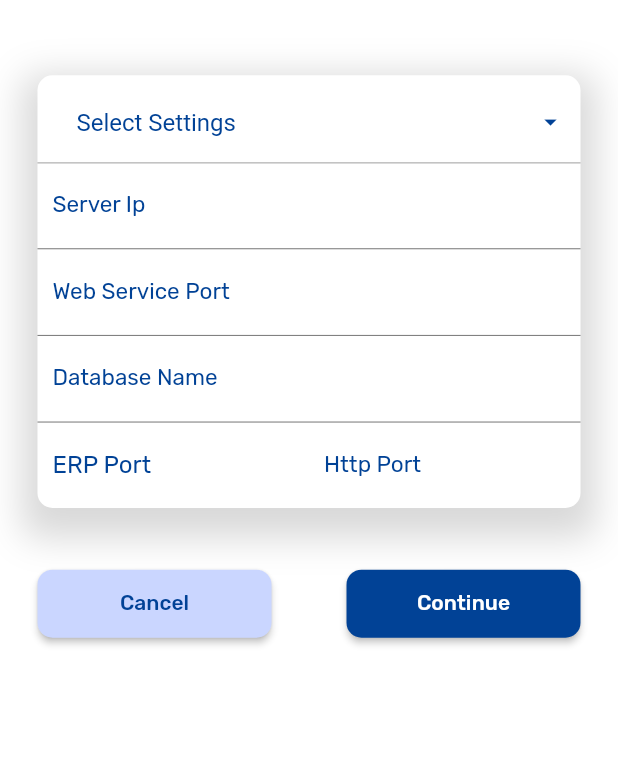
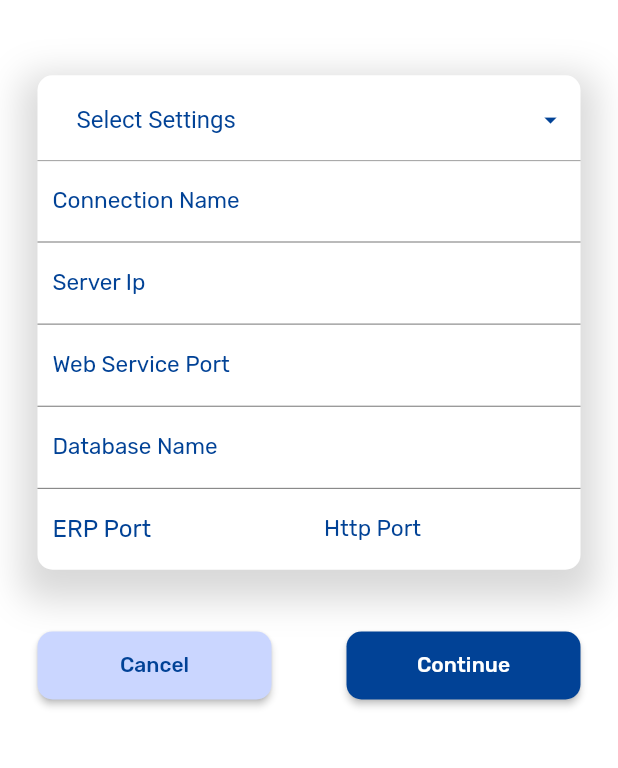
Before and after one commit to fasil2401/Axolon-ERP, a Flutter app: the screen it shows after launch, on a phone screen of 412 x 824 dp, the part 466-1234 px from its top. Run offline on Flutter 3.47's test engine with Material 2 defaults, Android fonts, the phone set to English and light mode, and no system bars; our stand-ins replace dropdown_button2, flutter_svg, get, package_info_plus, shared_preferences, sqflite and 1 more; accounts and stored records are empty.

Commit message:
connection settings configured

```diff
--- a/lib/model/connection_setting_model.dart
+++ b/lib/model/connection_setting_model.dart
@@ -1,5 +1,6 @@
 
 class ConnectionModelImpNames {
+  static const String connectionName = 'connectionName';
   static const String serverIp = 'serverIp';
   static const String webPort = 'webPort';
   static const String httpPort = 'httpPort';
@@ -12,6 +13,7 @@ class ConnectionModelImpNames {
 
 
 class ConnectionModel {
+  String? connectionName;
   String? serverIp;
   String? webPort;
   String? httpPort;
@@ -19,6 +21,7 @@ class ConnectionModel {
   String? databaseName;
 
   ConnectionModel({
+    this.connectionName,
     this.serverIp,
     this.webPort,
     this.httpPort,
@@ -28,6 +31,7 @@ class ConnectionModel {
 
   Map<String, dynamic> toMap() {
     return {
+      'connectionName': connectionName,
       'serverIp': serverIp,
       'webPort': webPort,
       'httpPort': httpPort,
@@ -37,6 +41,7 @@ class ConnectionModel {
   }
 
   ConnectionModel.fromMap(Map<String, dynamic> map) {
+    this.connectionName = map['connectionName'];
     this.serverIp = map['serverIp'];
     this.webPort = map['webPort'];
     this.httpPort = map['httpPort'];
--- a/lib/services/db_helper/db_helper.dart
+++ b/lib/services/db_helper/db_helper.dart
@@ -23,6 +23,7 @@ class DbHelper {
   _onCreate(Database db) async {
     await db.execute('''
     CREATE TABLE ${ConnectionModelImpNames.tableName}(
+        ${ConnectionModelImpNames.connectionName} TEXT,
        ${ConnectionModelImpNames.serverIp} TEXT,
         ${ConnectionModelImpNames.webPort} TEXT,
         ${ConnectionModelImpNames.httpPort} TEXT,
@@ -35,6 +36,7 @@ class DbHelper {
   Future<int> insertSettings(ConnectionModel setting) async {
     Database? db = await DbHelper._database;
     return await db!.insert(ConnectionModelImpNames.tableName, {
+      ConnectionModelImpNames.connectionName: setting.connectionName,
       ConnectionModelImpNames.serverIp: setting.serverIp,
       ConnectionModelImpNames.webPort: setting.webPort,
       ConnectionModelImpNames.httpPort: setting.httpPort,
--- a/lib/utils/shared_preferences/shared_preferneces.dart
+++ b/lib/utils/shared_preferences/shared_preferneces.dart
@@ -2,6 +2,7 @@ import 'package:shared_preferences/shared_preferences.dart';
 
 class UserSimplePreferences {
   static SharedPreferences? _preferences;
+  static const _keyConnectionName = 'connectionName';
   static const _keyServerIp = 'server_ip';
   static const _keyWebPort = 'webPort';
   static const _keyHttpPort = 'httpPort';
@@ -15,6 +16,10 @@ class UserSimplePreferences {
   static Future init() async =>
       _preferences = await SharedPreferences.getInstance();
 
+  static Future setConnectionName(String connectionName) async =>
+      await _preferences!.setString(_keyConnectionName, connectionName);
+
+  static String? getConnectionName() => _preferences!.getString(_keyConnectionName);
 
   static Future setUsername(String userName) async =>
       await _preferences!.setString(_keyUserName, userName);
--- a/lib/view/connection_settings/connection_screen.dart
+++ b/lib/view/connection_settings/connection_screen.dart
@@ -4,6 +4,7 @@ import 'package:axolon_container/controller/ui%20controls/password_controller.da
 import 'package:axolon_container/model/connection_setting_model.dart';
 import 'package:axolon_container/utils/constants/asset_paths.dart';
 import 'package:axolon_container/utils/constants/colors.dart';
+import 'package:axolon_container/utils/shared_preferences/shared_preferneces.dart';
 import 'package:dropdown_button2/dropdown_button2.dart';
 import 'package:flutter/material.dart';
 import 'package:get/get.dart';
@@ -22,6 +23,7 @@ class _ConnectionScreenState extends State<ConnectionScreen> {
 
   final localSettingsController = Get.put(LocalSettingsController());
 
+  final _connectiionNameController = TextEditingController();
   final _serverIpController = TextEditingController();
   final _webPortController = TextEditingController();
   final _databaseNameController = TextEditingController();
@@ -32,11 +34,13 @@ class _ConnectionScreenState extends State<ConnectionScreen> {
   void initState() {
     super.initState();
     getLocalSettings();
+    prefillData();
   }
 
   var settingsList = [
     ConnectionModel(
-        serverIp: 'Select Settings',
+        connectionName: 'Select Settings',
+        serverIp: '',
         webPort: '',
         httpPort: '',
         erpPort: '',
@@ -57,17 +61,39 @@ class _ConnectionScreenState extends State<ConnectionScreen> {
 
   selectSettings(ConnectionModel settings) async {
     setState(() {
+      _connectiionNameController.text = settings.connectionName!;
       _serverIpController.text = settings.serverIp!;
       _webPortController.text = settings.webPort!;
       _databaseNameController.text = settings.databaseName!;
       _httpPortController.text = settings.httpPort!;
       _erpPortController.text = settings.erpPort!;
     });
+    await connectionSettingController
+        .getConnectionName(settings.connectionName!);
     await connectionSettingController.getServerIp(settings.serverIp!);
     await connectionSettingController.getWebPort(settings.webPort!);
     await connectionSettingController.getDatabaseName(settings.databaseName!);
     await connectionSettingController.getHttpPort(settings.httpPort!);
     await connectionSettingController.getErpPort(settings.erpPort!);
+    print(connectionSettingController.serverIp.value);
+  }
+
+  prefillData() async {
+    String connectionName =
+        await UserSimplePreferences.getConnectionName() ?? '';
+    String serverIp = await UserSimplePreferences.getServerIp() ?? '';
+    String webPort = await UserSimplePreferences.getWebPort() ?? '';
+    String databaseName = await UserSimplePreferences.getDatabase() ?? '';
+    String httpPort = await UserSimplePreferences.getHttpPort() ?? '';
+    String erpPort = await UserSimplePreferences.getErpPort() ?? '';
+    setState(() {
+      _connectiionNameController.text = connectionName;
+      _serverIpController.text = serverIp;
+      _webPortController.text = webPort;
+      _databaseNameController.text = databaseName;
+      _httpPortController.text = httpPort;
+      _erpPortController.text = erpPort;
+    });
   }
 
   @override
@@ -138,7 +164,7 @@ class _ConnectionScreenState extends State<ConnectionScreen> {
                       /// Text Fields
                       Container(
                         margin: const EdgeInsets.symmetric(horizontal: 25),
-                        height: height * 0.35,
+                        height: height * 0.4,
                         width: MediaQuery.of(context).size.width,
                         decoration: BoxDecoration(
                             color: Colors.white,
@@ -184,7 +210,7 @@ class _ConnectionScreenState extends State<ConnectionScreen> {
                                     (item) => DropdownMenuItem(
                                       value: item,
                                       child: Text(
-                                        item.serverIp!,
+                                        item.connectionName!,
                                         style: const TextStyle(
                                           fontSize: 16,
                                         ),
@@ -193,13 +219,36 @@ class _ConnectionScreenState extends State<ConnectionScreen> {
                                   )
                                   .toList(),
                               onChanged: (value) async {
-                                await connectionSettingController
-                                    .checkIsLocalSettings();
                                 var settings = value as ConnectionModel;
                                 selectSettings(settings);
                               },
                               onSaved: (value) {},
                             ),
+                            TextField(
+                              controller: _connectiionNameController,
+                              style: TextStyle(fontSize: 15),
+                              decoration: InputDecoration(
+                                contentPadding:
+                                    EdgeInsets.symmetric(horizontal: 10),
+                                border: InputBorder.none,
+                                label: Text(
+                                  'Connection Name',
+                                  style: TextStyle(
+                                    color: AppColors.primary,
+                                  ),
+                                ),
+                                isCollapsed: false,
+                                hintStyle: TextStyle(
+                                  fontSize: 14,
+                                  color: Colors.grey,
+                                ),
+                              ),
+                              onChanged: (value) {
+                                connectionSettingController
+                                    .getConnectionName(value);
+                              },
+                            ),
+                            Divider(color: Colors.black54, height: 1),
                             TextField(
                               controller: _serverIpController,
                               style: TextStyle(fontSize: 15),
@@ -246,8 +295,6 @@ class _ConnectionScreenState extends State<ConnectionScreen> {
                               ),
                               onChanged: (value) async {
                                 await connectionSettingController
-                                    .checkIsLocal();
-                                await connectionSettingController
                                     .getWebPort(value);
                               },
                             ),
@@ -272,8 +319,6 @@ class _ConnectionScreenState extends State<ConnectionScreen> {
                                 ),
                               ),
                               onChanged: (value) async {
-                                await connectionSettingController
-                                    .checkIsLocal();
                                 await connectionSettingController
                                     .getDatabaseName(value);
                               },
@@ -303,8 +348,6 @@ class _ConnectionScreenState extends State<ConnectionScreen> {
                                     ),
                                     onChanged: (value) async {
                                       await connectionSettingController
-                                          .checkIsLocal();
-                                      await connectionSettingController
                                           .getErpPort(value);
                                     },
                                   ),
@@ -331,8 +374,6 @@ class _ConnectionScreenState extends State<ConnectionScreen> {
                                       ),
                                     ),
                                     onChanged: (value) async {
-                                      await connectionSettingController
-                                          .checkIsLocal();
                                       await connectionSettingController
                                           .getHttpPort(value);
                                     },
@@ -409,8 +450,10 @@ class _ConnectionScreenState extends State<ConnectionScreen> {
                                 borderRadius: BorderRadius.circular(20),
                               ),
                               child: ElevatedButton(
-                                onPressed: () {
-                                  connectionSettingController.saveSettings();
+                                onPressed: () async {
+                                  await setData();
+                                  connectionSettingController
+                                      .saveSettings(settingsList);
                                 },
                                 style: ElevatedButton.styleFrom(
                                   primary: AppColors.primary,
@@ -434,30 +477,17 @@ class _ConnectionScreenState extends State<ConnectionScreen> {
           ],
         ),
       ),
-      // floatingActionButtonLocation: FloatingActionButtonLocation.endFloat,
-      // floatingActionButton: Row(
-      //   mainAxisAlignment: MainAxisAlignment.end,
-      //   // crossAxisAlignment: CrossAxisAlignment.center,
-      //   children: [
-      //     Text(
-      //       'Connection Settings',
-      //       style: TextStyle(
-      //           fontWeight: FontWeight.w400, color: AppColors.mutedColor),
-      //     ),
-      //     SizedBox(
-      //       width: 10,
-      //     ),
-      //     FloatingActionButton(
-      //       onPressed: () {},
-      //       elevation: 2,
-      //       backgroundColor: AppColors.primary,
-      //       child: Icon(
-      //         Icons.settings,
-      //         color: Colors.white,
-      //       ),
-      //     ),
-      //   ],
-      // ),
     );
   }
+
+  setData() async {
+    await connectionSettingController
+        .getConnectionName(_connectiionNameController.text);
+    await connectionSettingController.getServerIp(_serverIpController.text);
+    await connectionSettingController.getWebPort(_webPortController.text);
+    await connectionSettingController
+        .getDatabaseName(_databaseNameController.text);
+    await connectionSettingController.getErpPort(_erpPortController.text);
+    await connectionSettingController.getHttpPort(_httpPortController.text);
+  }
 }
--- a/pubspec.yaml
+++ b/pubspec.yaml
@@ -15,7 +15,7 @@ publish_to: 'none' # Remove this line if you wish to publish to pub.dev
 # In iOS, build-name is used as CFBundleShortVersionString while build-number used as CFBundleVersion.
 # Read more about iOS versioning at
 # https://developer.apple.com/library/archive/documentation/General/Reference/InfoPlistKeyReference/Articles/CoreFoundationKeys.html
-version: 2.8.170+170
+version: 2.8.172+172
 
 environment:
   sdk: ">=2.17.6 <3.0.0"
```
Also changed, not shown: lib/controller/app controls/connection_setting_controller.dart (+60 -50 lines).
